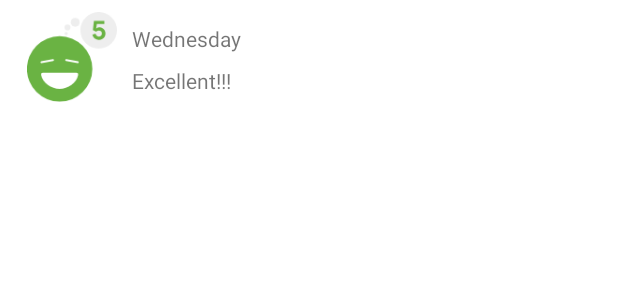
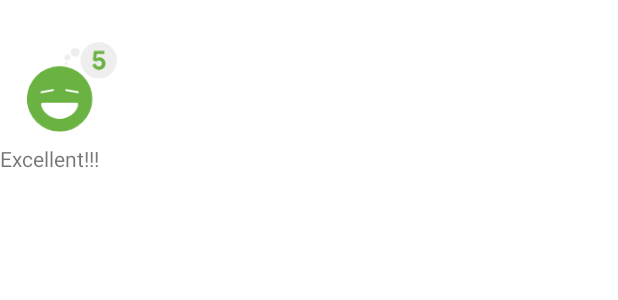
Before and after one commit to artem-inkaz/AndroidKotlinFundamentals, an Android app: the layout list_item_sleep_night.xml on its own in the app's theme, with its tools: preview values and no code run, on a phone screen of 412 x 824 dp. Shown: the top 300 px of the screen. Run offline under Robolectric (Android 15) with nearby library versions, the phone set to English and light mode, and no system bars; Roboto replaces fonts that are not available here.

Commit message:
[ADDED]   Change the LayoutManager Change the layout

```diff
--- a/app/src/main/java/com/example/androidkotlinfundamentals/sleeptracker/SleepTrackerFragment.kt
+++ b/app/src/main/java/com/example/androidkotlinfundamentals/sleeptracker/SleepTrackerFragment.kt
@@ -118,7 +118,9 @@
         // get a reference to the binding object, associate the adapter with the RecyclerView
         binding.sleepList.adapter = adapter
 
-        val manager =GridLayoutManager(activity,3, GridLayoutManager.VERTICAL,false)
+        val manager = GridLayoutManager(activity, 3, GridLayoutManager.VERTICAL, false)
+//        val manager = GridLayoutManager(activity, 5, GridLayoutManager.HORIZONTAL, false)
+//        val manager = GridLayoutManager(activity, 1)
         binding.sleepList.layoutManager = manager
         // Предоставляя viewLifecycleOwner фрагмента в качестве владельца жизненного цикла,
         // вы можете убедиться, что этот наблюдатель активен только тогда, когда
--- a/app/src/main/res/layout/list_item_sleep_night.xml
+++ b/app/src/main/res/layout/list_item_sleep_night.xml
@@ -10,7 +10,7 @@
     </data>
 
     <androidx.constraintlayout.widget.ConstraintLayout
-        android:layout_width="match_parent"
+        android:layout_width="wrap_content"
         android:layout_height="wrap_content">
 
         <ImageView
@@ -27,28 +27,16 @@
             tools:srcCompat="@drawable/ic_sleep_5" />
 
         <TextView
-            android:id="@+id/sleep_length"
-            android:layout_width="0dp"
-            android:layout_height="20dp"
-            android:layout_marginStart="8dp"
-            android:layout_marginTop="8dp"
-            android:layout_marginEnd="16dp"
-            app:sleepDurationFormatted="@{sleep}"
-            app:layout_constraintEnd_toEndOf="parent"
-            app:layout_constraintStart_toEndOf="@+id/quality_image"
-            app:layout_constraintTop_toTopOf="@+id/quality_image"
-            tools:text="Wednesday" />
-
-        <TextView
             android:id="@+id/quality_string"
             android:layout_width="0dp"
             android:layout_height="20dp"
             android:layout_marginTop="8dp"
             app:sleepQualityString="@{sleep}"
-            app:layout_constraintEnd_toEndOf="@+id/sleep_length"
+            app:layout_constraintBottom_toBottomOf="parent"
+            app:layout_constraintEnd_toEndOf="parent"
             app:layout_constraintHorizontal_bias="0.0"
-            app:layout_constraintStart_toStartOf="@+id/sleep_length"
-            app:layout_constraintTop_toBottomOf="@+id/sleep_length"
+            app:layout_constraintStart_toStartOf="parent"
+            app:layout_constraintTop_toBottomOf="@+id/quality_image"
             tools:text="Excellent!!!" />
     </androidx.constraintlayout.widget.ConstraintLayout>
 </layout>
```
